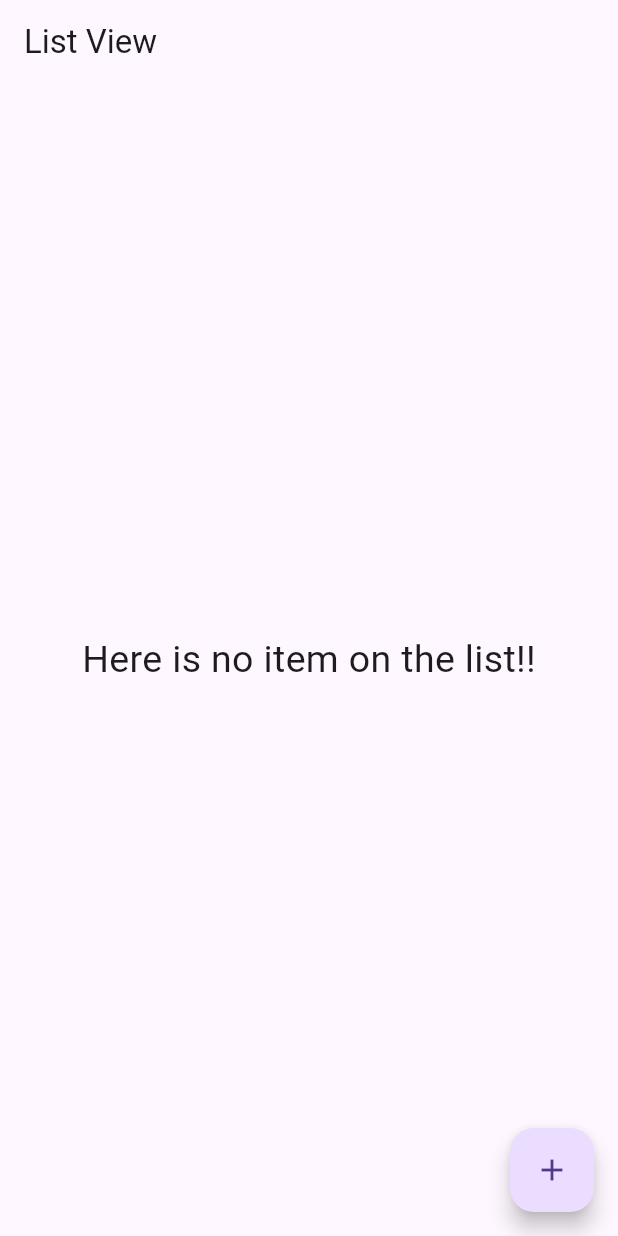
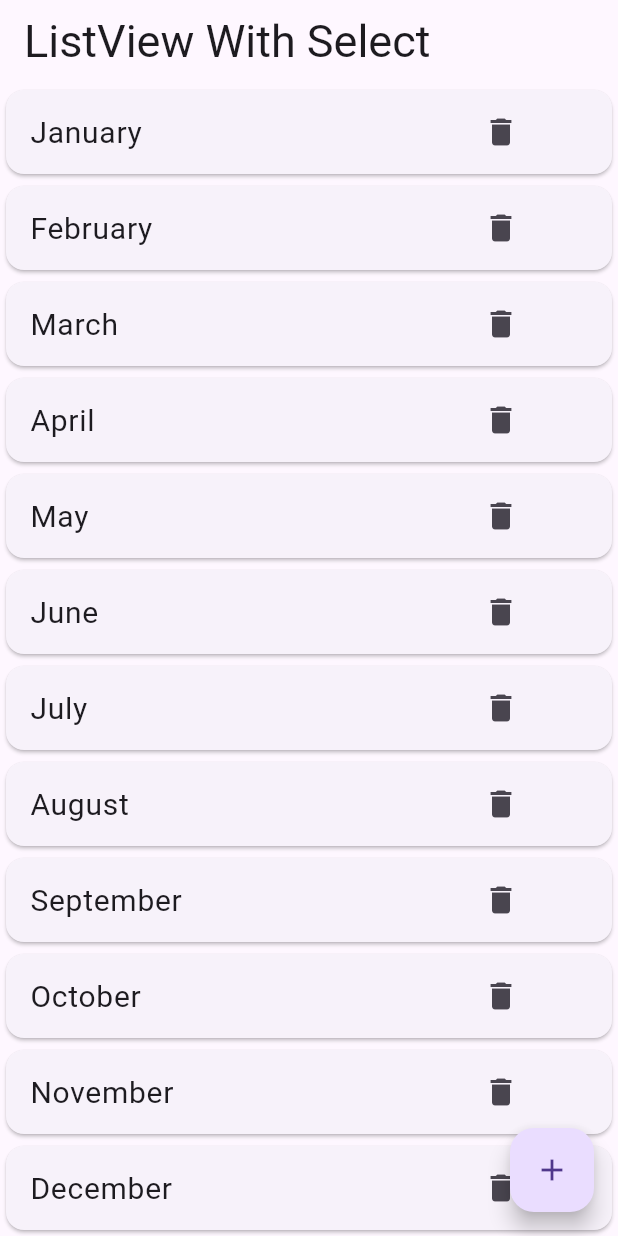
Before and after one commit to MostakAhmedShahad/CounterApp-by-Bloc, a Flutter app: the screen it shows after launch, on a phone screen of 412 x 824 dp. Run offline on Flutter 3.47's test engine with Material 3 defaults, Android fonts, the phone set to English and light mode, and no system bars; our stand-ins replace bloc, equatable, flutter_bloc, image_picker.

Commit message:
List_bug_fixed

```diff
--- /dev/null
+++ b/lib/bloc/favorite_item/bloc/favorite_item_bloc.dart
@@ -0,0 +1,13 @@
+import 'package:bloc/bloc.dart';
+import 'package:equatable/equatable.dart';
+
+part 'favorite_item_event.dart';
+part 'favorite_item_state.dart';
+
+class FavoriteItemBloc extends Bloc<FavoriteItemEvent, FavoriteItemState> {
+  FavoriteItemBloc() : super(FavoriteItemInitial()) {
+    on<FavoriteItemEvent>((event, emit) {
+      // TODO: implement event handler
+    });
+  }
+}
--- /dev/null
+++ b/lib/bloc/favorite_item/bloc/favorite_item_event.dart
@@ -0,0 +1,8 @@
+part of 'favorite_item_bloc.dart';
+
+sealed class FavoriteItemEvent extends Equatable {
+  const FavoriteItemEvent();
+
+  @override
+  List<Object> get props => [];
+}
--- /dev/null
+++ b/lib/bloc/favorite_item/bloc/favorite_item_state.dart
@@ -0,0 +1,10 @@
+part of 'favorite_item_bloc.dart';
+
+sealed class FavoriteItemState extends Equatable {
+  const FavoriteItemState();
+
+  @override
+  List<Object> get props => [];
+}
+
+final class FavoriteItemInitial extends FavoriteItemState {}
--- a/lib/main.dart
+++ b/lib/main.dart
@@ -1,7 +1,9 @@
 import 'package:app_10/bloc/counter/counter_bloc.dart';
+import 'package:app_10/bloc/favorite_item/bloc/favorite_item_bloc.dart';
 import 'package:app_10/bloc/image_peaker/image_peaker_bloc.dart';
 import 'package:app_10/bloc/list_view/bloc/list_view_bloc.dart';
 import 'package:app_10/bloc/slider_switch/switch_bloc.dart';
+import 'package:app_10/ui/favorite_item/favorite_item_screen.dart';
 
 import 'package:app_10/ui/image_peaker/image_peaker_screen.dart';
 import 'package:app_10/ui/list_view/list_view.dart';
@@ -37,10 +39,13 @@ class MyApp extends StatelessWidget {
         BlocProvider(
           create: (context) => ListViewBloc( ),
         ),
+         BlocProvider(
+          create: (context) => FavoriteItemBloc( ),
+        ),
       ],
       child: MaterialApp(
         debugShowCheckedModeBanner: false,
-        home: Listview(),
+        home: FavoriteItemScreen(),
       ),
     );
   }
--- /dev/null
+++ b/lib/ui/favorite_item/favorite_item_screen.dart
@@ -0,0 +1,196 @@
+import 'package:flutter/material.dart';
+
+class FavoriteItemScreen extends StatefulWidget {
+  const FavoriteItemScreen({super.key});
+
+  @override
+  State<FavoriteItemScreen> createState() => _FavoriteItemScreenState();
+}
+
+class _FavoriteItemScreenState extends State<FavoriteItemScreen> {
+  int num = 0;
+  List<String> name = [
+    'January',
+    'February',
+    'March',
+    'April',
+    'May',
+    'June',
+    'July',
+    'August',
+    'September',
+    'October',
+    'November',
+    'December'
+  ];
+
+  List<String> tempArray = [];
+
+  void _addItem() {
+    setState(() {
+      name.add("Item ${name.length + 1}"); // Adding a new item
+    });
+  }
+
+   _removeItem(int index) {
+    setState(() {
+      name.removeAt(index); // Removing the item at the given index
+    });
+  }
+
+  void _showAddItemDialog() {
+    TextEditingController textController = TextEditingController();
+
+    showDialog(
+      context: context,
+      builder: (context) {
+        return AlertDialog(
+          title: const Text("Enter a sentence"),
+          content: TextField(
+            controller: textController,
+            decoration: const InputDecoration(hintText: "Type here..."),
+          ),
+          actions: [
+            TextButton(
+              onPressed: () {
+                Navigator.pop(context); // Close the dialog without saving
+              },
+              child: const Text("Cancel"),
+            ),
+            TextButton(
+              onPressed: () {
+                if (textController.text.isNotEmpty) {
+                  setState(() {
+                    name.add(textController.text); // Add user input to list
+                  });
+                }
+                Navigator.pop(context); // Close the dialog
+              },
+              child: const Text("Add"),
+            ),
+          ],
+        );
+      },
+    );}
+
+  @override
+  Widget build(BuildContext context) {
+    return Scaffold(
+      appBar: AppBar(
+        title: const Text(
+          "ListView With Select",
+          style: TextStyle(fontSize: 30),
+        ),
+      ),
+      body: Center(
+        child: Column(
+          mainAxisAlignment: MainAxisAlignment.center,
+          children: [
+            Expanded(
+              child: ListView.builder(
+                  itemCount: name.length,
+                  itemBuilder: (context, index) {
+                    return InkWell(
+                      child: Card(
+                        child: ListTile(
+                          title: Text(name[index].toString(),
+                              style: const TextStyle(fontSize: 20)),
+                          trailing: SizedBox(
+                            height: 50,
+                            width: 100,
+                            child: IconButton(onPressed:
+                          ()=>  _removeItem(  index),
+                             icon: Icon(Icons.delete))
+                          ),
+                        ),
+                      ),
+                      onTap: () {},
+                    );
+                  }),
+            )
+          ],
+        ),
+      ),
+      floatingActionButton: FloatingActionButton(
+
+           onPressed: _showAddItemDialog,
+        child: const Icon(Icons.add),
+
+
+
+      ),
+    );
+  }
+
+}
+
+
+// import 'package:flutter/material.dart';
+
+// class HomePage extends StatefulWidget {
+//   const HomePage({Key? key}) : super(key: key);
+
+//   @override
+//   State<HomePage> createState() => _HomePageState();
+// }
+
+// class _HomePageState extends State<HomePage> {
+
+//   List<String> name = ['January','February','March','April','May','June','July','August','September'
+//     ,'October','November','December'];
+
+//   List<String> tempArray = [];
+
+
+//   @override
+//   Widget build(BuildContext context) {
+//     return Scaffold(
+//       appBar: AppBar(
+//         title: const Text("ListView With Select" , style: TextStyle(fontStyle: FontStyle.italic,
+//             fontSize: 30),),
+//       ),
+//       body: Center(
+//         child: Column(
+//           mainAxisAlignment: MainAxisAlignment.center,
+//           children: [
+//              Expanded(
+//                child: ListView.builder(
+//                    itemCount: name.length,
+//                    itemBuilder: (context, index) {
+//                      return InkWell(
+//                        child: Card(
+//                          child: ListTile(
+//                            title: Text(name[index].toString(), style: TextStyle(fontStyle: FontStyle.italic,
+//                                fontSize: 20)),
+//                            trailing: Container(
+//                              height: 50,
+//                              width: 100,
+//                              decoration: BoxDecoration(
+//                                color: tempArray.contains(name[index].toString()) ? Colors.red : Colors.green
+//                              ),
+//                              child: Center(
+//                                child: Text(tempArray.contains(name[index].toString()) ? 'REMOVE' : 'ADD',
+//                                    style: TextStyle(fontStyle: FontStyle.italic,
+//                                    fontSize: 20)),
+//                              ),
+//                            ),
+//                          ),
+//                        ),
+//                        onTap: () {
+//                         setState(() {
+//                           if(tempArray.contains(name[index].toString())) {
+//                             tempArray.remove(name[index].toString());
+//                           } else {
+//                             tempArray.add(name[index].toString());
+//                           }
+//                         });
+//                        },
+//                      );
+//                    }),
+//              )
+//           ],
+//         ),
+//       ),
+//     );
+//   }
+// }
```
